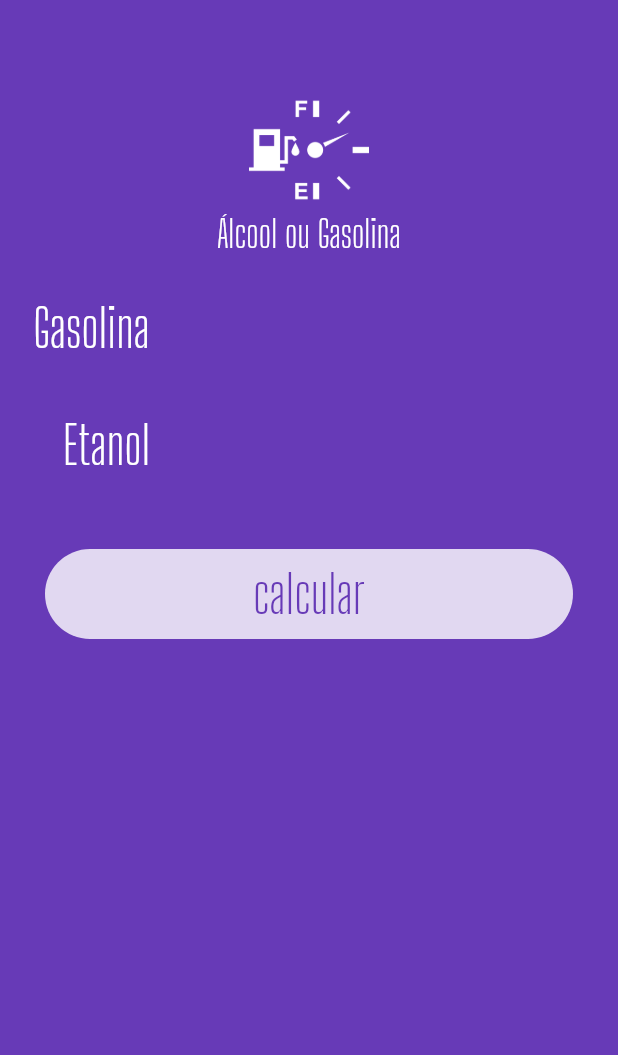
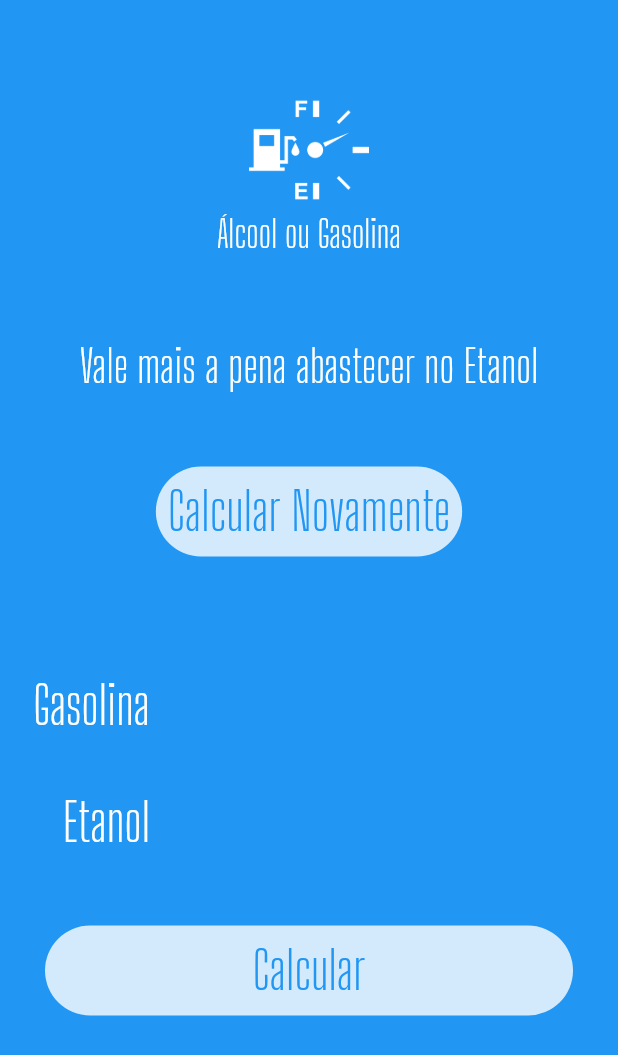
Before and after one commit to FelipeSolunexus/aog, a Flutter app: the screen it shows after launch, on a phone screen of 412 x 824 dp. Shown: the top 1055 px of the screen. Run offline on Flutter 3.47's test engine with Material 2 defaults, Android fonts, the phone set to English and light mode, and no system bars.

Commit message:
criando botão para calcular novamente

```diff
--- a/aog/lib/main.dart
+++ b/aog/lib/main.dart
@@ -1,3 +1,4 @@
+import 'package:aog/widgets/calcular_widget.dart';
 import 'package:aog/widgets/input.widget.dart';
 import 'package:aog/widgets/logo_widget.dart';
 import 'package:flutter/material.dart';
@@ -16,7 +17,7 @@ class MyApp extends StatelessWidget {
       title: 'Qual compensa mais?',
       debugShowCheckedModeBanner: false,
       theme: ThemeData(
-        primarySwatch: Colors.deepPurple,
+        primarySwatch: Colors.blue,
       ),
       home: const HomePage(),
     );
@@ -35,27 +36,55 @@ class HomePage extends StatelessWidget {
       backgroundColor: Theme.of(context).primaryColor,
       body: ListView(
         children: <Widget>[
-          Logo(),
+          const Logo(),
+          Container(
+            margin: const EdgeInsets.all(30),
+            decoration: BoxDecoration(
+              color: Colors.blue.withOpacity(0.8),
+              borderRadius: BorderRadius.circular(25),
+            ),
+            child: Column(
+              children: <Widget>[
+                const SizedBox(
+                  height: 15,
+                ),
+                const Text(
+                  "Vale mais a pena abastecer no Etanol",
+                  style: TextStyle(
+                    color: Colors.white,
+                    fontSize: 30,
+                    fontFamily: "Big Shoulders Display",
+                  ),
+                  textAlign: TextAlign.center,
+                ),
+                const SizedBox(
+                  height: 20,
+                ),
+                BtnCalcular(titleButton: "Calcular Novamente"),
+              ],
+            ),
+          ),
           Input(label: "Gasolina", ctrl: _gasCtrl),
           Input(label: "Etanol", ctrl: _alcoolCtrl),
-          Container(
-            margin: const EdgeInsets.all(30),
-            height: 60,
-            decoration: BoxDecoration(
-              color: Colors.white.withOpacity(0.8),
-              borderRadius: BorderRadius.circular(
-                60,
-              ),
-            ),
-            child: TextButton(
-              child: const Text("calcular",
-                  style: TextStyle(
-                      color: Colors.deepPurple,
-                      fontFamily: "Big Shoulders Display",
-                      fontSize: 35)),
-              onPressed: () {},
-            ),
-          )
+          BtnCalcular(titleButton: "Calcular"),
+          // Container(
+          //   margin: const EdgeInsets.all(30),
+          //   height: 60,
+          //   decoration: BoxDecoration(
+          //     color: Colors.white.withOpacity(0.8),
+          //     borderRadius: BorderRadius.circular(
+          //       60,
+          //     ),
+          //   ),
+          //   child: TextButton(
+          //     child: const Text("calcular",
+          //         style: TextStyle(
+          //             color: Colors.blue,
+          //             fontFamily: "Big Shoulders Display",
+          //             fontSize: 35)),
+          //     onPressed: () {},
+          //   ),
+          // )
         ],
       ),
     );
--- /dev/null
+++ b/aog/lib/widgets/calcular_widget.dart
@@ -0,0 +1,29 @@
+import 'package:flutter/material.dart';
+
+class BtnCalcular extends StatelessWidget {
+  var titleButton = "";
+
+  BtnCalcular({Key? key, required this.titleButton}) : super(key: key);
+
+  @override
+  Widget build(BuildContext context) {
+    return Container(
+      margin: const EdgeInsets.all(30),
+      height: 60,
+      decoration: BoxDecoration(
+        color: Colors.white.withOpacity(0.8),
+        borderRadius: BorderRadius.circular(
+          60,
+        ),
+      ),
+      child: TextButton(
+        child: Text(titleButton,
+            style: const TextStyle(
+                color: Colors.blue,
+                fontFamily: "Big Shoulders Display",
+                fontSize: 35)),
+        onPressed: () {},
+      ),
+    );
+  }
+}
--- a/aog/lib/widgets/input.widget.dart
+++ b/aog/lib/widgets/input.widget.dart
@@ -1,5 +1,6 @@
 import 'package:flutter/material.dart';
 
+// ignore: must_be_immutable
 class Input extends StatelessWidget {
   var label = "";
   var ctrl = TextEditingController();
--- a/aog/lib/widgets/logo_widget.dart
+++ b/aog/lib/widgets/logo_widget.dart
@@ -1,6 +1,8 @@
 import 'package:flutter/material.dart';
 
 class Logo extends StatelessWidget {
+  const Logo({Key? key}) : super(key: key);
+
   @override
   Widget build(BuildContext context) {
     return Column(
```
